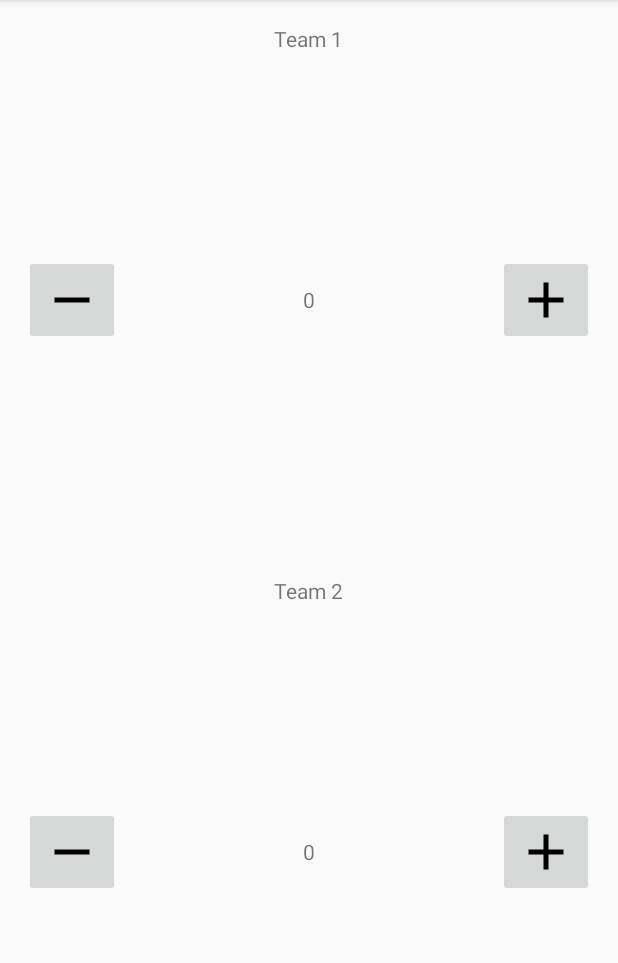
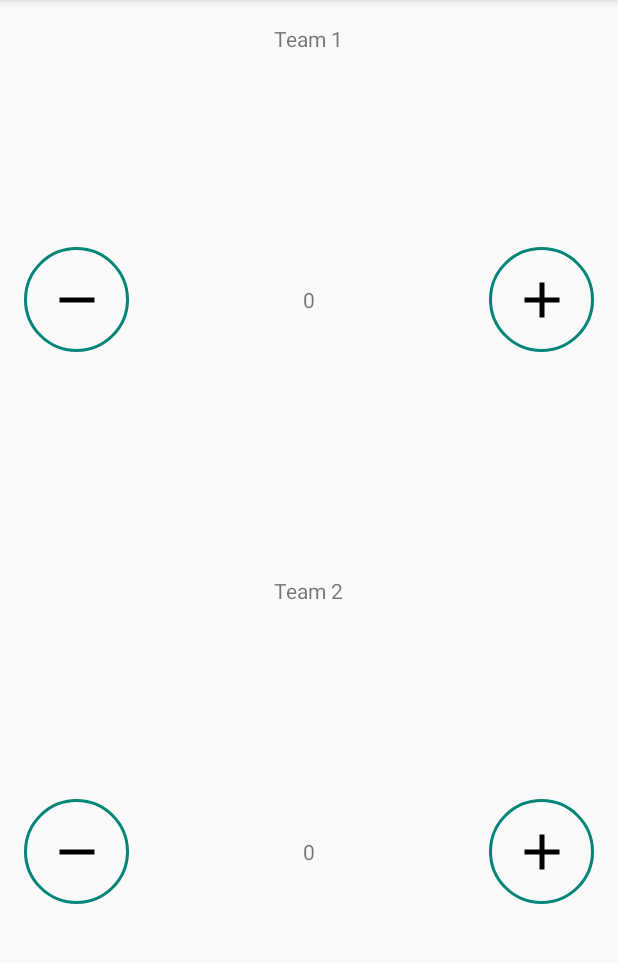
Before and after one commit to thom1376/Lab5, an Android app: the screen it shows after launch (MainActivity), on a phone screen of 412 x 824 dp, the part 84-1047 px from its top. Run offline under Robolectric (Android 15) with nearby library versions, the phone set to English and light mode, and no system bars.

Commit message:
Create drawable button background in Scorekeeper project

```diff
--- /dev/null
+++ b/Scorekeeper/app/src/main/res/drawable/button_background.xml
@@ -0,0 +1,8 @@
+<?xml version="1.0" encoding="utf-8"?>
+<shape
+    xmlns:android="http://schemas.android.com/apk/res/android"
+    android:shape="oval">
+    <stroke
+        android:width="2dp"
+        android:color="@color/colorPrimary"/>
+</shape>
--- a/Scorekeeper/app/src/main/res/layout/activity_main.xml
+++ b/Scorekeeper/app/src/main/res/layout/activity_main.xml
@@ -21,11 +21,12 @@
 
         <ImageButton
             android:id="@+id/decreaseTeam1"
-            android:layout_width="wrap_content"
-            android:layout_height="wrap_content"
+            android:layout_width="@dimen/button_size"
+            android:layout_height="@dimen/button_size"
             android:layout_alignParentStart="true"
             android:layout_alignParentLeft="true"
             android:layout_centerVertical="true"
+            android:background="@drawable/button_background"
             android:contentDescription="@string/minus_button_description"
             android:onClick="decreaseScore"
             android:src="@drawable/ic_minus" />
@@ -40,11 +41,12 @@
 
         <ImageButton
             android:id="@+id/increaseTeam1"
-            android:layout_width="wrap_content"
-            android:layout_height="wrap_content"
+            android:layout_width="@dimen/button_size"
+            android:layout_height="@dimen/button_size"
             android:layout_alignParentEnd="true"
             android:layout_alignParentRight="true"
             android:layout_centerVertical="true"
+            android:background="@drawable/button_background"
             android:contentDescription="@string/plus_button_description"
             android:onClick="increaseScore"
             android:src="@drawable/ic_plus" />
@@ -64,11 +66,12 @@
 
         <ImageButton
             android:id="@+id/decreaseTeam2"
-            android:layout_width="wrap_content"
-            android:layout_height="wrap_content"
+            android:layout_width="@dimen/button_size"
+            android:layout_height="@dimen/button_size"
             android:layout_alignParentStart="true"
             android:layout_alignParentLeft="true"
             android:layout_centerVertical="true"
+            android:background="@drawable/button_background"
             android:contentDescription="@string/minus_button_description"
             android:onClick="decreaseScore"
             android:src="@drawable/ic_minus" />
@@ -83,11 +86,12 @@
 
         <ImageButton
             android:id="@+id/increaseTeam2"
-            android:layout_width="wrap_content"
-            android:layout_height="wrap_content"
+            android:layout_width="@dimen/button_size"
+            android:layout_height="@dimen/button_size"
             android:layout_alignParentEnd="true"
             android:layout_alignParentRight="true"
             android:layout_centerVertical="true"
+            android:background="@drawable/button_background"
             android:contentDescription="@string/plus_button_description"
             android:onClick="increaseScore"
             android:src="@drawable/ic_plus" />
--- /dev/null
+++ b/Scorekeeper/app/src/main/res/values/dimens.xml
@@ -0,0 +1,4 @@
+<?xml version="1.0" encoding="utf-8"?>
+<resources>
+    <dimen name="button_size">70dp</dimen>
+</resources>
```
